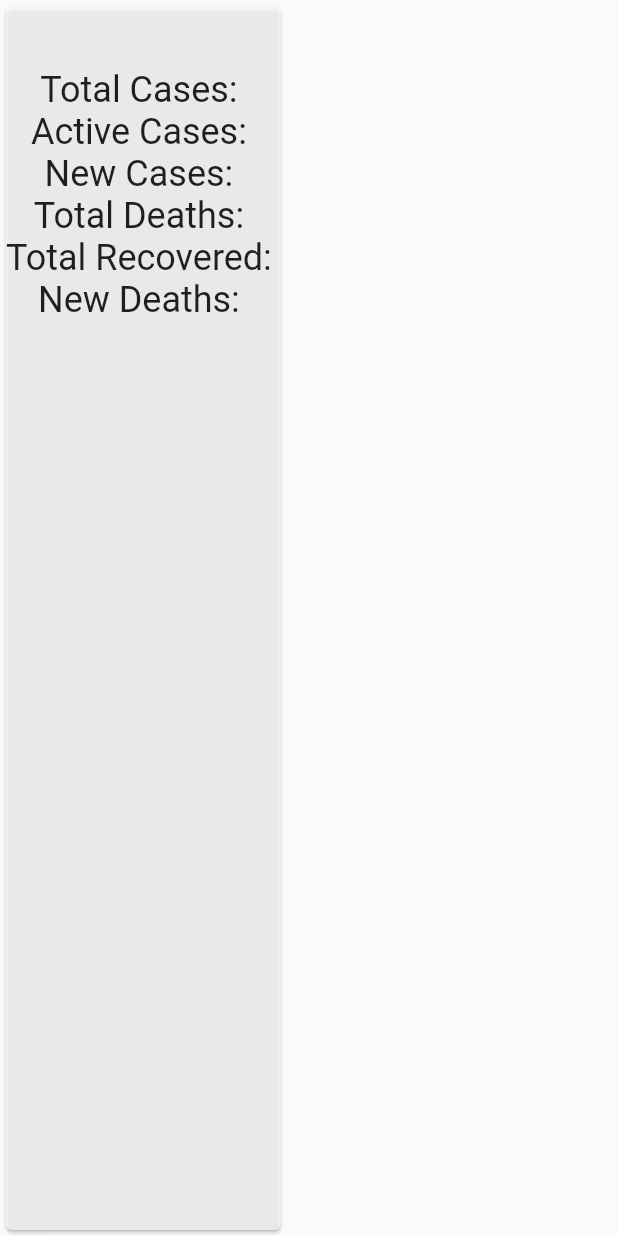
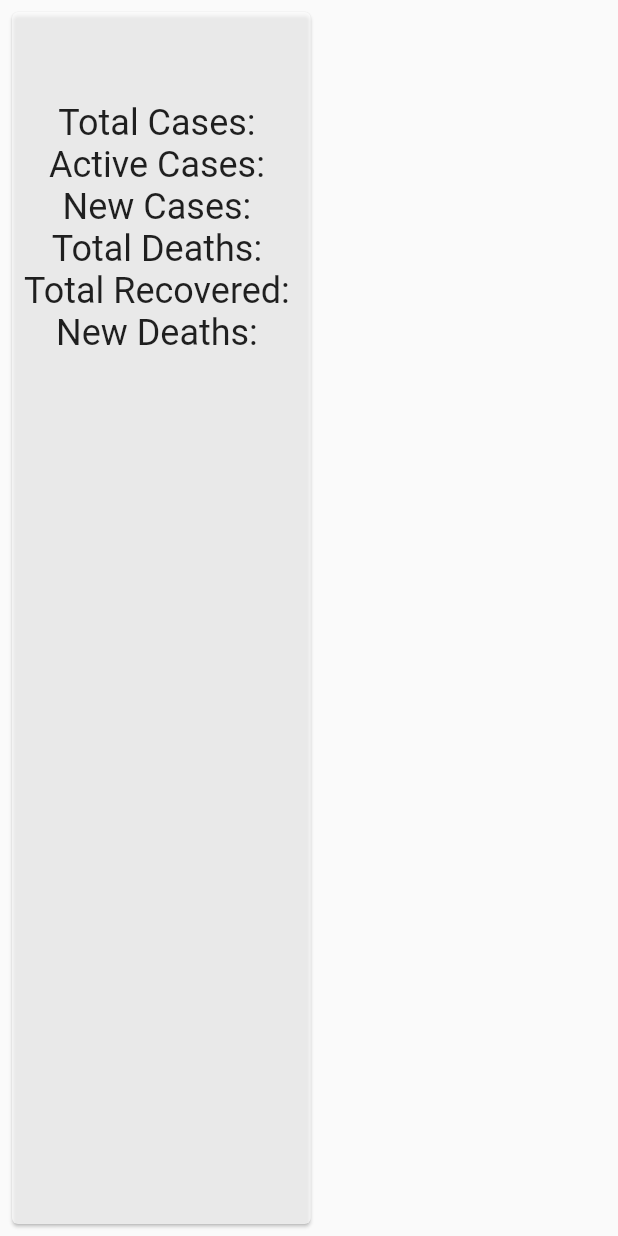
Before and after one commit to AhmetOcak/COVID19-APP, a Flutter app: the CountryDataCard widget shown alone on an empty page, opened directly with empty values, on a phone screen of 412 x 824 dp. Run offline on Flutter 3.47's test engine with Material 2 defaults, Android fonts, the phone set to English and light mode, and no system bars; our stand-ins replace curved_navigation_bar, flutter_svg, font_awesome_flutter; network calls fail; project files that could hold a hidden picture were left out.

```diff
--- a/lib/components/country_data_card.dart
+++ b/lib/components/country_data_card.dart
@@ -27,7 +27,10 @@ class CountryDataCard extends StatelessWidget {
   @override
   Widget build(BuildContext context) {
     return Card(
+      margin: const EdgeInsets.all(8.0,),
       color: Colors.white70,
+      child: Padding(
+        padding: const EdgeInsets.all(8.0),
         child: Column(
           children: [
             Text(
@@ -36,6 +39,9 @@ class CountryDataCard extends StatelessWidget {
                 fontSize: 36,
                 fontWeight: FontWeight.bold,
               ),
+            ),
+            const SizedBox(
+              height: 10,
             ),
             Column(
               children: [
@@ -67,6 +73,7 @@ class CountryDataCard extends StatelessWidget {
             ),
           ],
         ),
+      ),
     );
   }
 }
```
Lines whose indentation alone changed are shown as unchanged.
